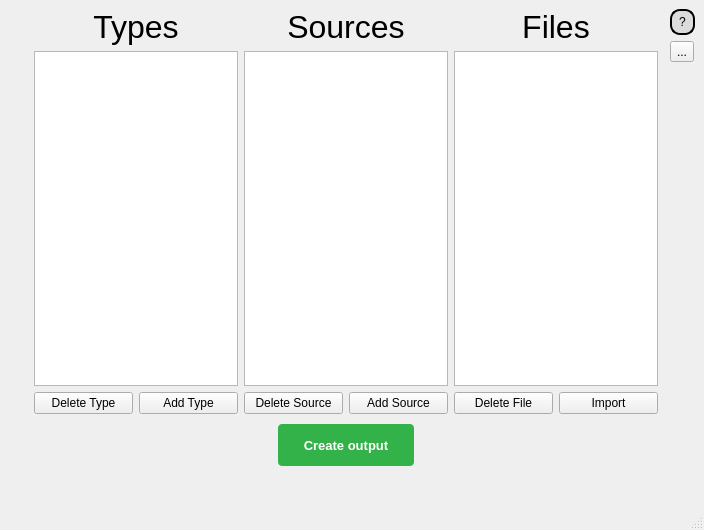
Qt form src/code/uiFile.ui (andrewh1011/project_elevate) before a commit.
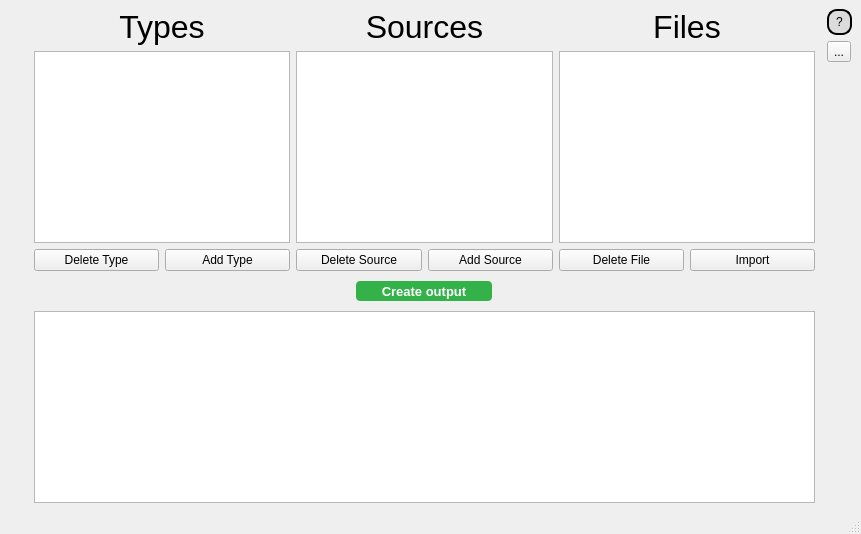
The same form after that commit.

Commit message: allow action label to display large messages

```diff
--- a/src/code/uiFile.ui
+++ b/src/code/uiFile.ui
@@ -6,8 +6,8 @@
    <rect>
     <x>0</x>
     <y>0</y>
-    <width>704</width>
-    <height>530</height>
+    <width>861</width>
+    <height>534</height>
    </rect>
   </property>
   <property name="font">
@@ -285,27 +285,23 @@
      </layout>
     </item>
     <item row="4" column="1">
-     <widget class="QLabel" name="actionLabel">
+     <widget class="QPlainTextEdit" name="actionLabel">
+      <property name="enabled">
+       <bool>true</bool>
+      </property>
       <property name="sizePolicy">
-       <sizepolicy hsizetype="Preferred" vsizetype="Preferred">
+       <sizepolicy hsizetype="Expanding" vsizetype="Expanding">
         <horstretch>0</horstretch>
         <verstretch>0</verstretch>
        </sizepolicy>
       </property>
       <property name="font">
        <font>
-        <family>Arial</family>
-        <pointsize>15</pointsize>
+        <pointsize>12</pointsize>
        </font>
       </property>
-      <property name="mouseTracking">
-       <bool>false</bool>
-      </property>
-      <property name="text">
-       <string/>
-      </property>
-      <property name="alignment">
-       <set>Qt::AlignCenter</set>
+      <property name="readOnly">
+       <bool>true</bool>
       </property>
      </widget>
     </item>
```
Left out of the diff: 340 changed lines with no effect on the pictures. The commit also changes 8 other files.
